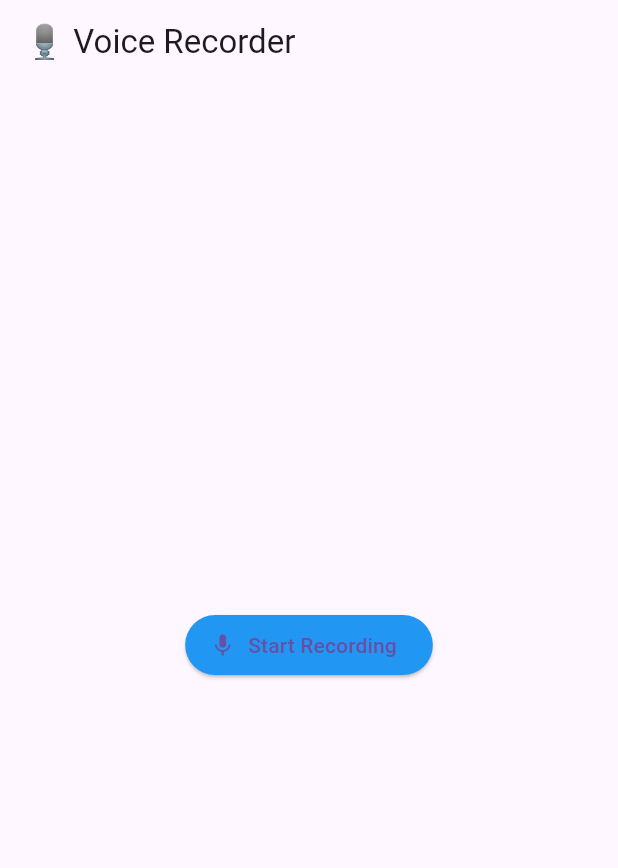
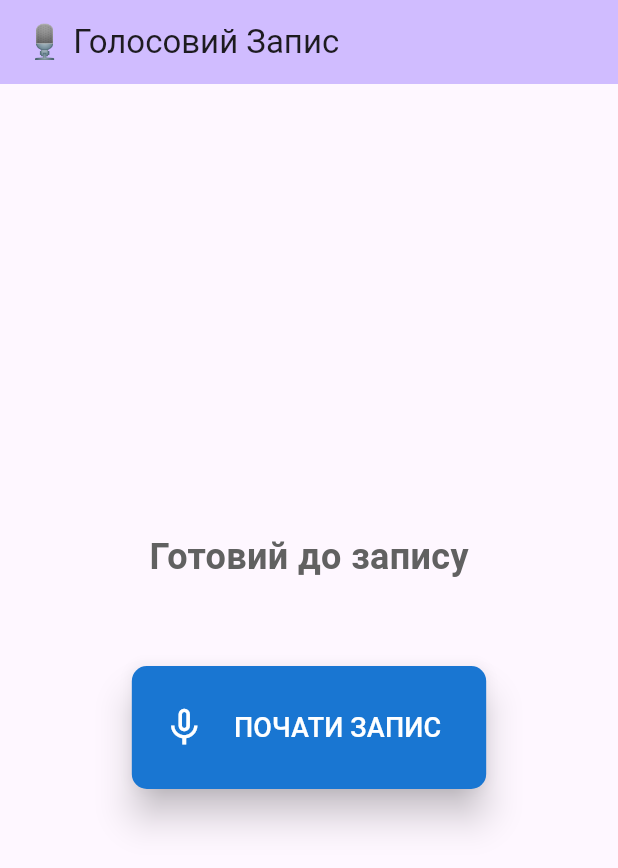
Before and after one commit to NightSDay/AudioRecorderApp, a Flutter app: the screen it shows after launch, on a phone screen of 412 x 824 dp. Shown: the top 868 px of the screen. Run offline on Flutter 3.47's test engine with Material 3 defaults, Android fonts, the phone set to English and light mode, and no system bars; our stand-ins replace permission_handler.

Commit message:
simple_working_in_m4a_format

```diff
--- a/lib/main.dart
+++ b/lib/main.dart
@@ -1,7 +1,7 @@
 import 'dart:async';
 import 'package:flutter/material.dart';
 import 'package:permission_handler/permission_handler.dart';
-import 'mic_service.dart'; // Підключаємо наш MethodChannel-сервіс
+import 'mic_service.dart';
 
 void main() {
   runApp(const MyApp());
@@ -15,7 +15,11 @@ class MyApp extends StatelessWidget {
     return MaterialApp(
       debugShowCheckedModeBanner: false,
       title: 'Audio Recorder',
-      theme: ThemeData(primarySwatch: Colors.blue),
+      theme: ThemeData(
+        // Використовуємо Material 3 для сучасного вигляду
+        primarySwatch: Colors.blue,
+        useMaterial3: true,
+      ),
       home: const AudioRecorderWidget(),
     );
   }
@@ -36,67 +40,123 @@ class _AudioRecorderWidgetState extends State<AudioRecorderWidget> {
   @override
   void initState() {
     super.initState();
+    // Запит дозволів при старті віджета
     requestPermissions();
   }
 
+  @override
+  void dispose() {
+    _timer?.cancel();
+    super.dispose();
+  }
+
+  // Запит дозволів на мікрофон
   Future<void> requestPermissions() async {
     await Permission.microphone.request();
-    await Permission.storage.request();
   }
 
   void _startTimer() {
+    // Запуск таймера, що оновлює інтерфейс кожну секунду
     _timer = Timer.periodic(const Duration(seconds: 1), (timer) {
       setState(() => secondsElapsed++);
     });
   }
 
   void _stopTimer() {
+    // Зупинка та скасування таймера
     _timer?.cancel();
     _timer = null;
     setState(() => secondsElapsed = 0);
   }
 
+  // Генерація імені файлу з розширенням .m4a
+  String _generateFileName() {
+    final now = DateTime.now();
+    return 'Rec_${now.year}${now.month.toString().padLeft(2, '0')}'
+        '${now.day.toString().padLeft(2, '0')}_'
+        '${now.hour.toString().padLeft(2, '0')}${now.minute.toString().padLeft(2, '0')}'
+        '${now.second.toString().padLeft(2, '0')}.m4a'; // Використовуємо .m4a для аудіо
+  }
+
   Future<void> startRecording() async {
-    await MicService.startMic();
+    final fileName = _generateFileName();
+
+    // Виклик нативного сервісу для початку запису
+    await MicService.startMic(fileName: fileName);
+
     setState(() => isRecording = true);
     _startTimer();
   }
 
   Future<void> stopRecording() async {
+    // Виклик нативного сервісу для зупинки запису
     await MicService.stopMic();
     setState(() => isRecording = false);
     _stopTimer();
+    // Тут можна додати спливаюче повідомлення про успішне збереження
   }
 
   @override
   Widget build(BuildContext context) {
+    // Форматування часу MM:SS
     String formattedTime =
-        '${(secondsElapsed ~/ 60).toString().padLeft(2, '0')}:${(secondsElapsed % 60).toString().padLeft(2, '0')}';
+        '${(secondsElapsed ~/ 3600)} : ${(secondsElapsed ~/ 60).toString().padLeft(2, '0')}:${(secondsElapsed % 60).toString().padLeft(2, '0')}';
 
     return Scaffold(
-      appBar: AppBar(title: const Text('🎙️ Voice Recorder')),
+      appBar: AppBar(
+        title: const Text('🎙️ Голосовий Запис'),
+        backgroundColor: Theme.of(context).colorScheme.inversePrimary,
+      ),
       body: Center(
         child: Column(
           mainAxisAlignment: MainAxisAlignment.center,
           children: [
+            Text(
+              isRecording ? 'ЗАПИС...' : 'Готовий до запису',
+              style: TextStyle(
+                fontSize: 24,
+                fontWeight: FontWeight.w600,
+                color: isRecording ? Colors.redAccent : Colors.grey.shade700,
+              ),
+            ),
+            const SizedBox(height: 16),
+            // Індикатор часу
+            if (isRecording)
+              Text(
+                formattedTime,
+                style: const TextStyle(
+                  fontSize: 48,
+                  fontWeight: FontWeight.bold,
+                  color: Colors.black87,
+                ),
+              ),
+            const SizedBox(height: 40),
+            // Кнопка Старт/Стоп
             ElevatedButton.icon(
-              icon: Icon(isRecording ? Icons.stop : Icons.mic),
-              label: Text(isRecording ? 'Stop Recording' : 'Start Recording'),
+              icon: Icon(isRecording ? Icons.stop : Icons.mic_none, size: 30),
+              label: Padding(
+                padding: const EdgeInsets.symmetric(
+                  horizontal: 10,
+                  vertical: 8,
+                ),
+                child: Text(
+                  isRecording ? 'ЗУПИНИТИ' : 'ПОЧАТИ ЗАПИС',
+                  style: const TextStyle(fontSize: 18),
+                ),
+              ),
               style: ElevatedButton.styleFrom(
-                backgroundColor: isRecording ? Colors.red : Colors.blue,
+                backgroundColor: isRecording
+                    ? Colors.red.shade700
+                    : Colors.blue.shade700,
+                foregroundColor: Colors.white,
+                shape: RoundedRectangleBorder(
+                  borderRadius: BorderRadius.circular(10),
+                ),
+                padding: const EdgeInsets.all(20),
+                elevation: 10,
               ),
               onPressed: isRecording ? stopRecording : startRecording,
             ),
-            const SizedBox(height: 20),
-            if (isRecording) ...[
-              Text(
-                'Recording: $formattedTime',
-                style: const TextStyle(
-                  fontSize: 20,
-                  fontWeight: FontWeight.bold,
-                ),
-              ),
-            ],
           ],
         ),
       ),
```
Also changed, not shown: lib/mic_service.dart (+7 -4 lines), 2 other files.
